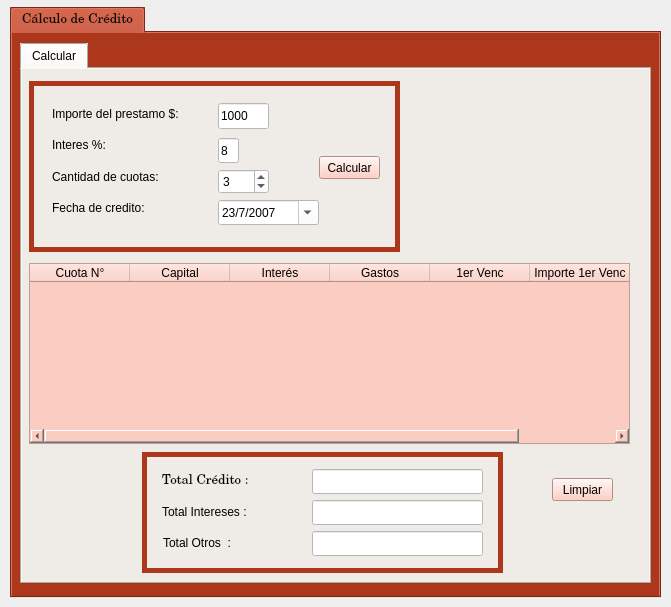
This is form_credito_calcular.ui in blueautomatic/Slam_Sistema_creditos as Qt 5 draws it before an edit. The edited form follows.
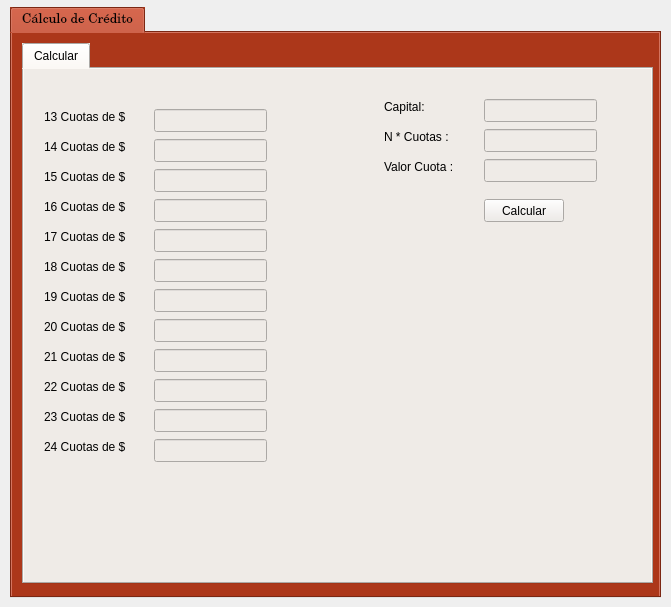
This is the edited form. Icons and pictures are not drawn.

```diff
--- a/form_credito_calcular.ui
+++ b/form_credito_calcular.ui
@@ -54,7 +54,7 @@
     <widget class="QTabWidget" name="tabWidget_2">
      <property name="geometry">
       <rect>
-       <x>8</x>
+       <x>10</x>
        <y>10</y>
        <width>631</width>
        <height>541</height>
@@ -74,412 +74,363 @@
       <attribute name="title">
        <string>Calcular</string>
       </attribute>
-      <widget class="QPushButton" name="boton_limpiar_creditonuevo">
-       <property name="enabled">
-        <bool>true</bool>
-       </property>
+      <widget class="QLineEdit" name="lne_cta_13">
        <property name="geometry">
         <rect>
-         <x>530</x>
-         <y>409</y>
-         <width>61</width>
+         <x>130</x>
+         <y>40</y>
+         <width>113</width>
          <height>23</height>
         </rect>
        </property>
-       <property name="styleSheet">
-        <string notr="true">QPushButton{
-background-color: rgb(253, 194, 179);
-font:  75 10Pt &quot;Century Schoolbook L&quot;;
-}</string>
-       </property>
-       <property name="text">
-        <string>Limpiar</string>
-       </property>
       </widget>
-      <widget class="QTableWidget" name="tw_lista_cuotas_creditonuevo">
-       <property name="enabled">
-        <bool>true</bool>
-       </property>
+      <widget class="QLineEdit" name="lne_cta_14">
        <property name="geometry">
         <rect>
-         <x>7</x>
-         <y>194</y>
-         <width>601</width>
-         <height>181</height>
+         <x>130</x>
+         <y>70</y>
+         <width>113</width>
+         <height>23</height>
         </rect>
        </property>
-       <property name="styleSheet">
-        <string notr="true">background-color: rgb(251, 204, 193);
-font:  75 10Pt &quot;Century Schoolbook L&quot;;</string>
-       </property>
-       <attribute name="horizontalHeaderDefaultSectionSize">
-        <number>100</number>
-       </attribute>
-       <column>
-        <property name="text">
-         <string>Cuota N°</string>
-        </property>
-       </column>
-       <column>
-        <property name="text">
-         <string>Capital</string>
-        </property>
-       </column>
-       <column>
-        <property name="text">
-         <string>Interés</string>
-        </property>
-       </column>
-       <column>
-        <property name="text">
-         <string>Gastos</string>
-        </property>
-       </column>
-       <column>
-        <property name="text">
-         <string>1er Venc</string>
-        </property>
-       </column>
-       <column>
-        <property name="text">
-         <string>Importe 1er Venc</string>
-        </property>
-       </column>
       </widget>
-      <widget class="QGroupBox" name="groupBox_3">
+      <widget class="QLineEdit" name="lne_cta_15">
        <property name="geometry">
         <rect>
-         <x>120</x>
-         <y>383</y>
-         <width>361</width>
-         <height>121</height>
+         <x>130</x>
+         <y>100</y>
+         <width>113</width>
+         <height>23</height>
         </rect>
        </property>
-       <property name="styleSheet">
-        <string notr="true">QGroupBox{
-background-color: rgb(239, 235, 231);
-border-style: solid;
-border-width: 5px;
-border-color: rgb(172, 55, 26);
-border-radius: 2px;
-}
-
-QLabel{
-background-color: rgb(239, 235, 231);
-font:  75 10Pt &quot;Century Schoolbook L&quot;;}
-
-QLineEdit{
-background-color: rgb(255, 255, 255);
-}
-
-QTextEdit{
-background-color: rgb(255, 255, 255);
-}
-
-QComboBox{
-background-color: rgb(255, 255, 255);
-}
-
-QDateEdit{
-background-color: rgb(255, 255, 255);
-}
-
-</string>
-       </property>
-       <property name="title">
-        <string/>
-       </property>
-       <widget class="QLineEdit" name="lne_credito_total">
-        <property name="enabled">
-         <bool>true</bool>
-        </property>
-        <property name="geometry">
-         <rect>
-          <x>170</x>
-          <y>17</y>
-          <width>171</width>
-          <height>25</height>
-         </rect>
-        </property>
-        <property name="text">
-         <string/>
-        </property>
-       </widget>
-       <widget class="QLabel" name="label_12">
+      </widget>
+      <widget class="QLabel" name="label">
         <property name="geometry">
          <rect>
           <x>20</x>
-          <y>20</y>
-          <width>141</width>
-          <height>18</height>
-         </rect>
-        </property>
-        <property name="font">
-         <font>
-          <family>Century Schoolbook L</family>
-          <pointsize>10</pointsize>
-          <weight>9</weight>
-          <italic>false</italic>
-          <bold>false</bold>
-         </font>
-        </property>
+         <y>40</y>
+         <width>101</width>
+         <height>16</height>
+        </rect>
+       </property>
         <property name="text">
-         <string>Total Crédito : </string>
-        </property>
-       </widget>
-       <widget class="QLineEdit" name="lne_interes_total">
-        <property name="enabled">
-         <bool>true</bool>
-        </property>
+        <string>13 Cuotas de $</string>
+       </property>
+      </widget>
+      <widget class="QLabel" name="label_2">
         <property name="geometry">
          <rect>
-          <x>170</x>
-          <y>48</y>
-          <width>171</width>
-          <height>25</height>
+         <x>20</x>
+         <y>70</y>
+         <width>101</width>
+         <height>16</height>
          </rect>
         </property>
         <property name="text">
-         <string/>
-        </property>
-       </widget>
-       <widget class="QLabel" name="label_13">
+        <string>14 Cuotas de $</string>
+       </property>
+      </widget>
+      <widget class="QLabel" name="label_3">
         <property name="geometry">
          <rect>
           <x>20</x>
-          <y>51</y>
-          <width>141</width>
-          <height>18</height>
+         <y>130</y>
+         <width>101</width>
+         <height>16</height>
          </rect>
         </property>
         <property name="text">
-         <string>Total Intereses : </string>
-        </property>
-       </widget>
-       <widget class="QLineEdit" name="lne_otros_total">
-        <property name="enabled">
-         <bool>true</bool>
-        </property>
+        <string>16 Cuotas de $</string>
+       </property>
+      </widget>
+      <widget class="QLabel" name="label_4">
         <property name="geometry">
          <rect>
-          <x>170</x>
-          <y>79</y>
-          <width>171</width>
-          <height>25</height>
+         <x>20</x>
+         <y>220</y>
+         <width>101</width>
+         <height>16</height>
          </rect>
         </property>
         <property name="text">
-         <string/>
-        </property>
-       </widget>
-       <widget class="QLabel" name="label_14">
+        <string>19 Cuotas de $</string>
+       </property>
+      </widget>
+      <widget class="QLabel" name="label_5">
         <property name="geometry">
          <rect>
-          <x>21</x>
-          <y>82</y>
+         <x>20</x>
+         <y>190</y>
           <width>101</width>
-          <height>18</height>
+         <height>16</height>
          </rect>
         </property>
         <property name="text">
-         <string>Total Otros  : </string>
-        </property>
-       </widget>
-      </widget>
-      <widget class="QGroupBox" name="groupBox">
+        <string>18 Cuotas de $</string>
+       </property>
+      </widget>
+      <widget class="QLabel" name="label_6">
        <property name="geometry">
         <rect>
-         <x>7</x>
-         <y>12</y>
-         <width>371</width>
-         <height>171</height>
+         <x>20</x>
+         <y>160</y>
+         <width>101</width>
+         <height>16</height>
         </rect>
        </property>
-       <property name="styleSheet">
-        <string notr="true">QGroupBox{
-background-color: rgb(239, 235, 231);
-border-style: solid;
-border-width: 5px;
-border-color: rgb(172, 55, 26);
-border-radius: 2px;
-	font: 10pt &quot;KacstOne&quot;;
-}
-
-QLabel{
-background-color: rgb(239, 235, 231);
-	font: 10pt &quot;KacstOne&quot;;
-}
-
-QLineEdit{
-background-color: rgb(255, 255, 255);
-}
-
-QTextEdit{
-background-color: rgb(255, 255, 255);
-}
-
-QComboBox{
-background-color: rgb(255, 255, 255);
-}
-
-QDateEdit{
-background-color: rgb(255, 255, 255);
-}
-
-</string>
-       </property>
-       <property name="title">
-        <string/>
-       </property>
-       <widget class="QSpinBox" name="spbx_cantidad_cuotas_creditonuevo">
-        <property name="enabled">
-         <bool>true</bool>
-        </property>
-        <property name="geometry">
-         <rect>
-          <x>189</x>
-          <y>88</y>
-          <width>51</width>
-          <height>25</height>
-         </rect>
-        </property>
-        <property name="styleSheet">
-         <string notr="true">background-color: rgb(255, 255, 255);</string>
-        </property>
-        <property name="value">
-         <number>3</number>
+       <property name="text">
+        <string>17 Cuotas de $</string>
         </property>
        </widget>
        <widget class="QLabel" name="label_7">
         <property name="geometry">
          <rect>
-          <x>23</x>
-          <y>24</y>
-          <width>155</width>
-          <height>18</height>
+         <x>20</x>
+         <y>100</y>
+         <width>101</width>
+         <height>16</height>
          </rect>
         </property>
         <property name="text">
-         <string>Importe del prestamo $:</string>
-        </property>
-       </widget>
-       <widget class="QLineEdit" name="lne_importe_prestamo_creditonuevo">
-        <property name="enabled">
-         <bool>true</bool>
-        </property>
-        <property name="geometry">
-         <rect>
-          <x>189</x>
-          <y>22</y>
-          <width>51</width>
-          <height>26</height>
-         </rect>
-        </property>
-        <property name="text">
-         <string>1000</string>
+        <string>15 Cuotas de $</string>
         </property>
        </widget>
        <widget class="QLabel" name="label_8">
         <property name="geometry">
          <rect>
-          <x>23</x>
-          <y>87</y>
-          <width>129</width>
-          <height>18</height>
+         <x>20</x>
+         <y>250</y>
+         <width>101</width>
+         <height>16</height>
          </rect>
         </property>
         <property name="text">
-         <string>Cantidad de cuotas:</string>
-        </property>
-       </widget>
-       <widget class="QLineEdit" name="lne_interes_creditonuevo">
-        <property name="enabled">
-         <bool>true</bool>
-        </property>
+        <string>20 Cuotas de $</string>
+       </property>
+      </widget>
+      <widget class="QLabel" name="label_9">
+       <property name="geometry">
+        <rect>
+         <x>20</x>
+         <y>280</y>
+         <width>101</width>
+         <height>16</height>
+        </rect>
+       </property>
+       <property name="text">
+        <string>21 Cuotas de $</string>
+       </property>
+      </widget>
+      <widget class="QLabel" name="label_10">
         <property name="geometry">
          <rect>
-          <x>189</x>
-          <y>57</y>
-          <width>21</width>
-          <height>25</height>
+         <x>20</x>
+         <y>310</y>
+         <width>101</width>
+         <height>16</height>
          </rect>
         </property>
         <property name="text">
-         <string>8</string>
+        <string>22 Cuotas de $</string>
         </property>
        </widget>
        <widget class="QLabel" name="label_11">
         <property name="geometry">
          <rect>
-          <x>23</x>
-          <y>55</y>
-          <width>60</width>
-          <height>18</height>
+         <x>20</x>
+         <y>340</y>
+         <width>101</width>
+         <height>16</height>
          </rect>
         </property>
         <property name="text">
-         <string>Interes %:</string>
-        </property>
-       </widget>
-       <widget class="QDateEdit" name="dte_fec_creditonuevo">
-        <property name="enabled">
-         <bool>true</bool>
-        </property>
+        <string>23 Cuotas de $</string>
+       </property>
+      </widget>
+      <widget class="QLabel" name="label_12">
         <property name="geometry">
          <rect>
-          <x>189</x>
-          <y>119</y>
+         <x>20</x>
+         <y>370</y>
           <width>101</width>
-          <height>25</height>
-         </rect>
-        </property>
-        <property name="displayFormat">
-         <string>dd/M/yyyy</string>
-        </property>
-        <property name="calendarPopup">
-         <bool>true</bool>
-        </property>
-        <property name="date">
-         <date>
-          <year>2007</year>
-          <month>7</month>
-          <day>23</day>
-         </date>
-        </property>
-       </widget>
-       <widget class="QLabel" name="label_3">
+         <height>16</height>
+        </rect>
+       </property>
+       <property name="text">
+        <string>24 Cuotas de $</string>
+       </property>
+      </widget>
+      <widget class="QLineEdit" name="lne_cta_16">
+       <property name="geometry">
+        <rect>
+         <x>130</x>
+         <y>130</y>
+         <width>113</width>
+         <height>23</height>
+        </rect>
+       </property>
+      </widget>
+      <widget class="QLineEdit" name="lne_cta_17">
+       <property name="geometry">
+        <rect>
+         <x>130</x>
+         <y>160</y>
+         <width>113</width>
+         <height>23</height>
+        </rect>
+       </property>
+      </widget>
+      <widget class="QLineEdit" name="lne_cta_18">
         <property name="geometry">
          <rect>
-          <x>23</x>
-          <y>118</y>
-          <width>112</width>
-          <height>18</height>
-         </rect>
-        </property>
+         <x>130</x>
+         <y>190</y>
+         <width>113</width>
+         <height>23</height>
+        </rect>
+       </property>
+      </widget>
+      <widget class="QLineEdit" name="lne_cta_19">
+       <property name="geometry">
+        <rect>
+         <x>130</x>
+         <y>220</y>
+         <width>113</width>
+         <height>23</height>
+        </rect>
+       </property>
+      </widget>
+      <widget class="QLineEdit" name="lne_cta_20">
+       <property name="geometry">
+        <rect>
+         <x>130</x>
+         <y>250</y>
+         <width>113</width>
+         <height>23</height>
+        </rect>
+       </property>
+      </widget>
+      <widget class="QLineEdit" name="lne_cta_21">
+       <property name="geometry">
+        <rect>
+         <x>130</x>
+         <y>280</y>
+         <width>113</width>
+         <height>23</height>
+        </rect>
+       </property>
+      </widget>
+      <widget class="QLineEdit" name="lne_cta_22">
+       <property name="geometry">
+        <rect>
+         <x>130</x>
+         <y>310</y>
+         <width>113</width>
+         <height>23</height>
+        </rect>
+       </property>
+      </widget>
+      <widget class="QLineEdit" name="lne_cta_23">
+       <property name="geometry">
+        <rect>
+         <x>130</x>
+         <y>340</y>
+         <width>113</width>
+         <height>23</height>
+        </rect>
+       </property>
+      </widget>
+      <widget class="QLineEdit" name="lne_cta_24">
+       <property name="geometry">
+        <rect>
+         <x>130</x>
+         <y>370</y>
+         <width>113</width>
+         <height>23</height>
+        </rect>
+       </property>
+      </widget>
+      <widget class="QLabel" name="label_25">
+       <property name="geometry">
+        <rect>
+         <x>360</x>
+         <y>30</y>
+         <width>59</width>
+         <height>15</height>
+        </rect>
+       </property>
         <property name="text">
-         <string>Fecha de credito:</string>
-        </property>
-       </widget>
-       <widget class="QPushButton" name="boton_generar_creditonuevo">
-        <property name="enabled">
-         <bool>true</bool>
-        </property>
+        <string>Capital:</string>
+       </property>
+      </widget>
+      <widget class="QLabel" name="label_26">
+       <property name="geometry">
+        <rect>
+         <x>360</x>
+         <y>60</y>
+         <width>81</width>
+         <height>16</height>
+        </rect>
+       </property>
+       <property name="text">
+        <string>N * Cuotas :</string>
+       </property>
+      </widget>
+      <widget class="QLabel" name="label_27">
         <property name="geometry">
          <rect>
-          <x>290</x>
-          <y>75</y>
-          <width>61</width>
+         <x>360</x>
+         <y>90</y>
+         <width>81</width>
+         <height>16</height>
+        </rect>
+       </property>
+       <property name="text">
+        <string>Valor Cuota :</string>
+       </property>
+      </widget>
+      <widget class="QLineEdit" name="lne_capital">
+       <property name="geometry">
+        <rect>
+         <x>460</x>
+         <y>30</y>
+         <width>113</width>
           <height>23</height>
          </rect>
         </property>
-        <property name="styleSheet">
-         <string notr="true">background-color: rgb(253, 194, 179);
-font:  75 10Pt &quot;Century Schoolbook L&quot;;</string>
+      </widget>
+      <widget class="QLineEdit" name="lne_cant_cta">
+       <property name="geometry">
+        <rect>
+         <x>460</x>
+         <y>60</y>
+         <width>113</width>
+         <height>23</height>
+        </rect>
+       </property>
+      </widget>
+      <widget class="QLineEdit" name="lne_valor_cta">
+       <property name="geometry">
+        <rect>
+         <x>460</x>
+         <y>90</y>
+         <width>113</width>
+         <height>23</height>
+        </rect>
+       </property>
+      </widget>
+      <widget class="QPushButton" name="boton_calcular">
+       <property name="geometry">
+        <rect>
+         <x>460</x>
+         <y>130</y>
+         <width>80</width>
+         <height>23</height>
+        </rect>
         </property>
         <property name="text">
          <string>Calcular</string>
         </property>
-       </widget>
       </widget>
      </widget>
     </widget>
```
Left out of the diff: 99 changed lines with no effect on the pictures. Lines whose indentation alone changed are shown as unchanged.
